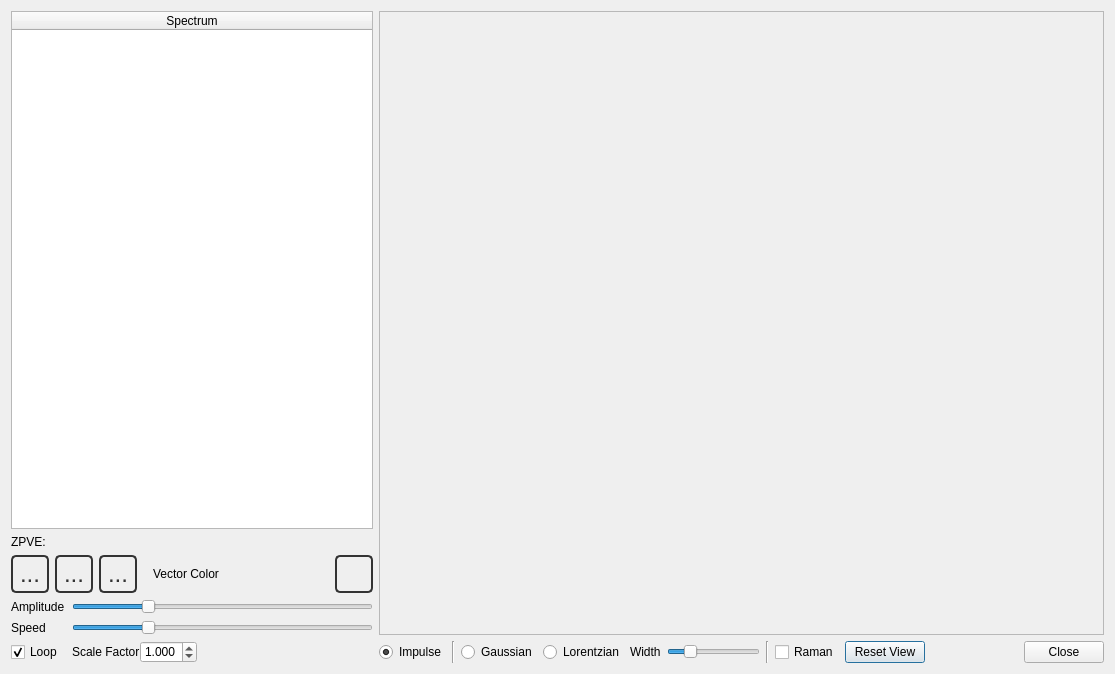
Above: src/Configurator/VibronicConfigurator.ui from nutjunkie/IQmol3 before the change. Below: the same form after it.
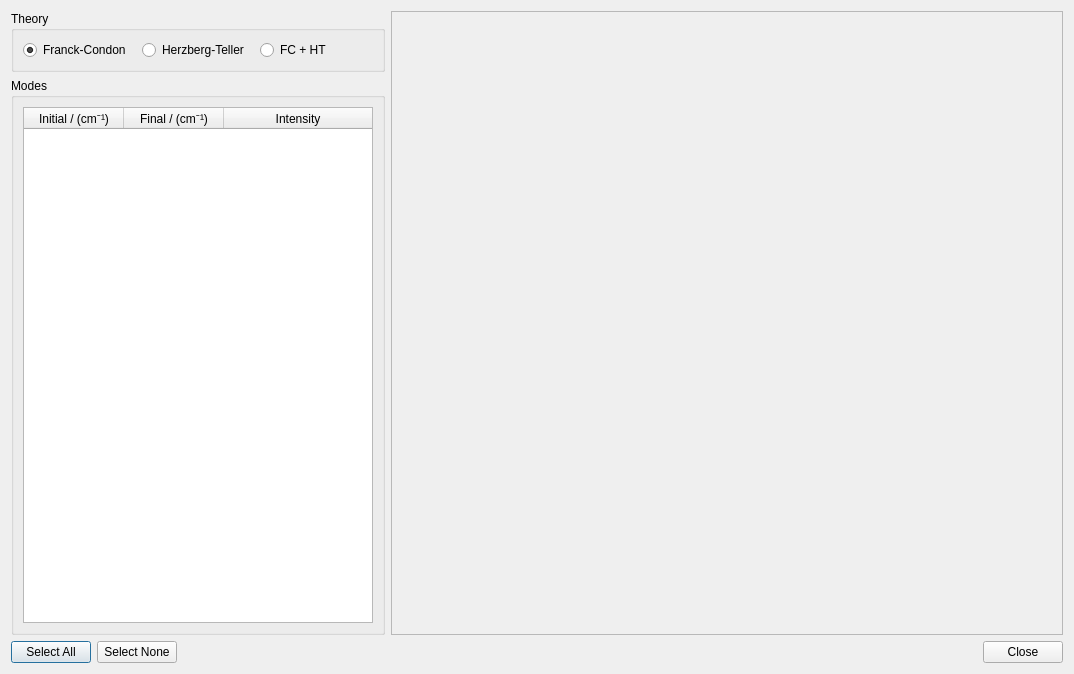
That is the form after the change. Icons and pictures are not drawn.

Commit message: Polished the Vibronic configurator and separated out the FC and HT parts

Patch:
```diff
--- a/src/Configurator/VibronicConfigurator.ui
+++ b/src/Configurator/VibronicConfigurator.ui
@@ -6,7 +6,7 @@
    <rect>
     <x>0</x>
     <y>0</y>
-    <width>1115</width>
+    <width>1074</width>
     <height>674</height>
    </rect>
   </property>
@@ -66,20 +66,61 @@
    font-size: 12px;
 }</string>
   </property>
-  <layout class="QHBoxLayout" name="horizontalLayout_4" stretch="1,2">
+  <layout class="QVBoxLayout" name="verticalLayout_4">
    <item>
-    <layout class="QVBoxLayout" name="verticalLayout" stretch="0,0,0,0">
+    <layout class="QHBoxLayout" name="horizontalLayout">
+     <item>
+      <layout class="QVBoxLayout" name="verticalLayout_3">
+       <item>
+        <widget class="QGroupBox" name="groupBox">
+         <property name="title">
+          <string>Theory</string>
+         </property>
+         <layout class="QHBoxLayout" name="horizontalLayout_4">
+          <item>
+           <widget class="QRadioButton" name="fcButton">
+            <property name="text">
+             <string>Franck-Condon</string>
+            </property>
+            <property name="checked">
+             <bool>true</bool>
+            </property>
+           </widget>
+          </item>
+          <item>
+           <widget class="QRadioButton" name="htButton">
+            <property name="text">
+             <string>Herzberg-Teller</string>
+            </property>
+           </widget>
+          </item>
+          <item>
+           <widget class="QRadioButton" name="fchtButton">
+            <property name="text">
+             <string>FC + HT</string>
+            </property>
+           </widget>
+          </item>
+         </layout>
+        </widget>
+       </item>
+       <item>
+        <widget class="QGroupBox" name="groupBox_2">
+         <property name="title">
+          <string>Modes</string>
+         </property>
+         <layout class="QVBoxLayout" name="verticalLayout">
      <item>
       <widget class="QTableWidget" name="spectrumTable">
        <property name="sizePolicy">
-        <sizepolicy hsizetype="Preferred" vsizetype="Expanding">
+             <sizepolicy hsizetype="Minimum" vsizetype="Expanding">
          <horstretch>0</horstretch>
          <verstretch>0</verstretch>
         </sizepolicy>
        </property>
        <property name="minimumSize">
         <size>
-         <width>300</width>
+              <width>350</width>
          <height>0</height>
         </size>
        </property>
@@ -98,6 +139,9 @@
        <property name="selectionBehavior">
         <enum>QAbstractItemView::SelectRows</enum>
        </property>
+            <property name="sortingEnabled">
+             <bool>true</bool>
+            </property>
        <attribute name="horizontalHeaderCascadingSectionResizes">
         <bool>true</bool>
        </attribute>
@@ -115,270 +159,28 @@
        </attribute>
        <column>
         <property name="text">
-         <string>Spectrum</string>
-        </property>
-       </column>
-      </widget>
-     </item>
-     <item>
-      <widget class="QLabel" name="zpveLabel">
+              <string>Initial / (cm⁻¹)</string>
+             </property>
+            </column>
+            <column>
        <property name="text">
-        <string>ZPVE:</string>
-       </property>
-      </widget>
-     </item>
-     <item>
-      <layout class="QHBoxLayout" name="horizontalLayout_2">
-       <item>
-        <widget class="QToolButton" name="backButton">
-         <property name="toolTip">
-          <string>Move to previous frequency</string>
-         </property>
+              <string>Final / (cm⁻¹)</string>
+             </property>
+            </column>
+            <column>
          <property name="text">
-          <string>...</string>
-         </property>
-         <property name="icon">
-          <iconset resource="../../resources/IQmol.qrc">
-           <normaloff>:/icons/GoBack.png</normaloff>:/icons/GoBack.png</iconset>
-         </property>
-         <property name="iconSize">
-          <size>
-           <width>24</width>
-           <height>24</height>
-          </size>
-         </property>
-        </widget>
-       </item>
-       <item>
-        <widget class="QToolButton" name="playButton">
-         <property name="toolTip">
-          <string>Start and stop animation</string>
-         </property>
-         <property name="styleSheet">
-          <string>QToolButton:checked {
-   border-color: #333;
-}</string>
-         </property>
-         <property name="text">
-          <string>...</string>
-         </property>
-         <property name="icon">
-          <iconset resource="../../resources/IQmol.qrc">
-           <normaloff>:/icons/Play.png</normaloff>
-           <normalon>:/icons/Stop.png</normalon>:/icons/Play.png</iconset>
-         </property>
-         <property name="iconSize">
-          <size>
-           <width>24</width>
-           <height>24</height>
-          </size>
-         </property>
-         <property name="checkable">
-          <bool>true</bool>
-         </property>
-        </widget>
-       </item>
-       <item>
-        <widget class="QToolButton" name="forwardButton">
-         <property name="toolTip">
-          <string>Move to next frequency</string>
-         </property>
-         <property name="text">
-          <string>...</string>
-         </property>
-         <property name="icon">
-          <iconset resource="../../resources/IQmol.qrc">
-           <normaloff>:/icons/GoForward.png</normaloff>:/icons/GoForward.png</iconset>
-         </property>
-         <property name="iconSize">
-          <size>
-           <width>24</width>
-           <height>24</height>
-          </size>
-         </property>
-        </widget>
-       </item>
-       <item>
-        <spacer name="horizontalSpacer_2">
-         <property name="orientation">
-          <enum>Qt::Horizontal</enum>
-         </property>
-         <property name="sizeType">
-          <enum>QSizePolicy::Preferred</enum>
-         </property>
-         <property name="sizeHint" stdset="0">
-          <size>
-           <width>10</width>
-           <height>20</height>
-          </size>
-         </property>
-        </spacer>
-       </item>
-       <item>
-        <widget class="QLabel" name="label_4">
-         <property name="text">
-          <string>Vector Color</string>
-         </property>
-        </widget>
-       </item>
-       <item>
-        <widget class="QToolButton" name="colorButton">
-         <property name="toolTip">
-          <string>Select the displacement vector color</string>
-         </property>
-         <property name="text">
-          <string/>
-         </property>
-        </widget>
-       </item>
-      </layout>
-     </item>
-     <item>
-      <layout class="QGridLayout" name="gridLayout_2" columnstretch="0,1">
-       <property name="horizontalSpacing">
-        <number>1</number>
-       </property>
-       <item row="0" column="0">
-        <widget class="QLabel" name="label">
-         <property name="text">
-          <string>Amplitude  </string>
-         </property>
+              <string>Intensity</string>
+             </property>
+            </column>
+           </widget>
+          </item>
+         </layout>
         </widget>
        </item>
-       <item row="0" column="1">
-        <widget class="QSlider" name="amplitudeSlider">
-         <property name="sizePolicy">
-          <sizepolicy hsizetype="Preferred" vsizetype="Fixed">
-           <horstretch>0</horstretch>
-           <verstretch>0</verstretch>
-          </sizepolicy>
-         </property>
-         <property name="minimumSize">
-          <size>
-           <width>220</width>
-           <height>0</height>
-          </size>
-         </property>
-         <property name="toolTip">
-          <string>This slider controls the magnitude of both the displacement vectors and animation.</string>
-         </property>
-         <property name="minimum">
-          <number>1</number>
-         </property>
-         <property name="maximum">
-          <number>100</number>
-         </property>
-         <property name="value">
-          <number>25</number>
-         </property>
-         <property name="orientation">
-          <enum>Qt::Horizontal</enum>
-         </property>
-        </widget>
-       </item>
-       <item row="1" column="0">
-        <widget class="QLabel" name="label_2">
-         <property name="text">
-          <string>Speed</string>
-         </property>
-        </widget>
-       </item>
-       <item row="1" column="1">
-        <widget class="QSlider" name="speedSlider">
-         <property name="sizePolicy">
-          <sizepolicy hsizetype="Preferred" vsizetype="Fixed">
-           <horstretch>0</horstretch>
-           <verstretch>0</verstretch>
-          </sizepolicy>
-         </property>
-         <property name="minimumSize">
-          <size>
-           <width>220</width>
-           <height>0</height>
-          </size>
-         </property>
-         <property name="toolTip">
-          <string>Controls the speed of animation</string>
-         </property>
-         <property name="minimum">
-          <number>1</number>
-         </property>
-         <property name="maximum">
-          <number>100</number>
-         </property>
-         <property name="value">
-          <number>25</number>
-         </property>
-         <property name="orientation">
-          <enum>Qt::Horizontal</enum>
-         </property>
-        </widget>
-       </item>
-       <item row="2" column="0">
-        <widget class="QCheckBox" name="loopButton">
-         <property name="sizePolicy">
-          <sizepolicy hsizetype="Preferred" vsizetype="Fixed">
-           <horstretch>0</horstretch>
-           <verstretch>0</verstretch>
-          </sizepolicy>
-         </property>
-         <property name="text">
-          <string>Loop</string>
-         </property>
-         <property name="checked">
-          <bool>true</bool>
-         </property>
-        </widget>
-       </item>
-       <item row="2" column="1">
-        <layout class="QHBoxLayout" name="horizontalLayout_3">
-         <item>
-          <widget class="QLabel" name="label_3">
-           <property name="text">
-            <string>Scale Factor</string>
-           </property>
-          </widget>
-         </item>
-         <item>
-          <widget class="QDoubleSpinBox" name="scaleFactor">
-           <property name="decimals">
-            <number>3</number>
-           </property>
-           <property name="minimum">
-            <double>0.800000000000000</double>
-           </property>
-           <property name="maximum">
-            <double>1.200000000000000</double>
-           </property>
-           <property name="singleStep">
-            <double>0.001000000000000</double>
-           </property>
-           <property name="value">
-            <double>1.000000000000000</double>
-           </property>
-          </widget>
-         </item>
-         <item>
-          <spacer name="horizontalSpacer_3">
-           <property name="orientation">
-            <enum>Qt::Horizontal</enum>
-           </property>
-           <property name="sizeHint" stdset="0">
-            <size>
-             <width>40</width>
-             <height>20</height>
-            </size>
-           </property>
-          </spacer>
-         </item>
-        </layout>
-       </item>
-      </layout>
-     </item>
-    </layout>
-   </item>
+      </layout>
+     </item>
    <item>
-    <layout class="QVBoxLayout" name="verticalLayout_2" stretch="1,0">
+      <layout class="QVBoxLayout" name="verticalLayout_2" stretch="1">
      <item>
       <widget class="QFrame" name="spectrumFrame">
        <property name="sizePolicy">
@@ -404,85 +206,31 @@
        </property>
       </widget>
      </item>
+      </layout>
+     </item>
+    </layout>
+   </item>
      <item>
-      <layout class="QHBoxLayout" name="horizontalLayout">
+    <layout class="QHBoxLayout" name="horizontalLayout_2">
        <item>
-        <widget class="QRadioButton" name="impulseButton">
+      <widget class="QPushButton" name="selectAllButton">
          <property name="text">
-          <string>Impulse</string>
-         </property>
-         <property name="checked">
+        <string>Select All</string>
+       </property>
+       <property name="autoDefault">
           <bool>true</bool>
          </property>
         </widget>
        </item>
        <item>
-        <widget class="Line" name="line_3">
-         <property name="orientation">
-          <enum>Qt::Vertical</enum>
-         </property>
-        </widget>
-       </item>
-       <item>
-        <widget class="QRadioButton" name="gaussianButton">
+      <widget class="QPushButton" name="clearSelectionButton">
          <property name="text">
-          <string>Gaussian</string>
+        <string>Select None</string>
          </property>
         </widget>
        </item>
        <item>
-        <widget class="QRadioButton" name="lorentzianButton">
-         <property name="text">
-          <string>Lorentzian</string>
-         </property>
-        </widget>
-       </item>
-       <item>
-        <widget class="QLabel" name="widthLabel">
-         <property name="text">
-          <string>Width</string>
-         </property>
-        </widget>
-       </item>
-       <item>
-        <widget class="QSlider" name="widthSlider">
-         <property name="minimum">
-          <number>10</number>
-         </property>
-         <property name="maximum">
-          <number>110</number>
-         </property>
-         <property name="value">
-          <number>30</number>
-         </property>
-         <property name="orientation">
-          <enum>Qt::Horizontal</enum>
-         </property>
-        </widget>
-       </item>
-       <item>
-        <widget class="Line" name="line">
-         <property name="orientation">
-          <enum>Qt::Vertical</enum>
-         </property>
-        </widget>
-       </item>
-       <item>
-        <widget class="QCheckBox" name="ramanCheckbox">
-         <property name="text">
-          <string>Raman</string>
-         </property>
-        </widget>
-       </item>
-       <item>
-        <widget class="QPushButton" name="resetViewButton">
-         <property name="text">
-          <string>Reset View</string>
-         </property>
-        </widget>
-       </item>
-       <item>
-        <spacer name="horizontalSpacer">
+      <spacer name="horizontalSpacer_2">
          <property name="orientation">
           <enum>Qt::Horizontal</enum>
          </property>
@@ -507,8 +255,6 @@
       </layout>
      </item>
     </layout>
-   </item>
-  </layout>
   <zorder></zorder>
  </widget>
  <resources>
```
Left out of the diff: 7 changed lines with no effect on the pictures. Lines whose indentation alone changed are shown as unchanged. The commit also changes 51 other files.
